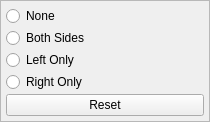
First picture: the form in scribus/ui/propertywidget_optmarginsbase.ui, repository nitramr/scribus-indigo, before the edit.
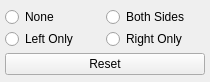
Second picture: the form after the edit.

```diff
--- a/scribus/ui/propertywidget_optmarginsbase.ui
+++ b/scribus/ui/propertywidget_optmarginsbase.ui
@@ -7,17 +7,20 @@
     <x>0</x>
     <y>0</y>
     <width>210</width>
-    <height>122</height>
+    <height>82</height>
    </rect>
   </property>
   <property name="windowTitle">
    <string>Frame</string>
   </property>
   <property name="frameShape">
-   <enum>QFrame::StyledPanel</enum>
+   <enum>QFrame::Box</enum>
   </property>
   <property name="frameShadow">
-   <enum>QFrame::Raised</enum>
+   <enum>QFrame::Plain</enum>
+  </property>
+  <property name="lineWidth">
+   <number>0</number>
   </property>
   <layout class="QVBoxLayout" name="verticalLayout">
    <property name="spacing">
@@ -27,32 +30,36 @@
     <number>5</number>
    </property>
    <item>
+    <layout class="QGridLayout" name="gridLayout">
+     <item row="0" column="0">
     <widget class="QRadioButton" name="optMarginRadioNone">
      <property name="text">
       <string>None</string>
      </property>
     </widget>
    </item>
-   <item>
+     <item row="0" column="1">
     <widget class="QRadioButton" name="optMarginRadioBoth">
      <property name="text">
       <string>Both Sides</string>
      </property>
     </widget>
    </item>
-   <item>
+     <item row="1" column="0">
     <widget class="QRadioButton" name="optMarginRadioLeft">
      <property name="text">
       <string>Left Only</string>
      </property>
     </widget>
    </item>
-   <item>
+     <item row="1" column="1">
     <widget class="QRadioButton" name="optMarginRadioRight">
      <property name="text">
       <string>Right Only</string>
      </property>
     </widget>
+     </item>
+    </layout>
    </item>
    <item>
     <widget class="QPushButton" name="optMarginResetButton">
```
Left out of the diff: 11 changed lines with no effect on the pictures. Lines whose indentation alone changed are shown as unchanged.
